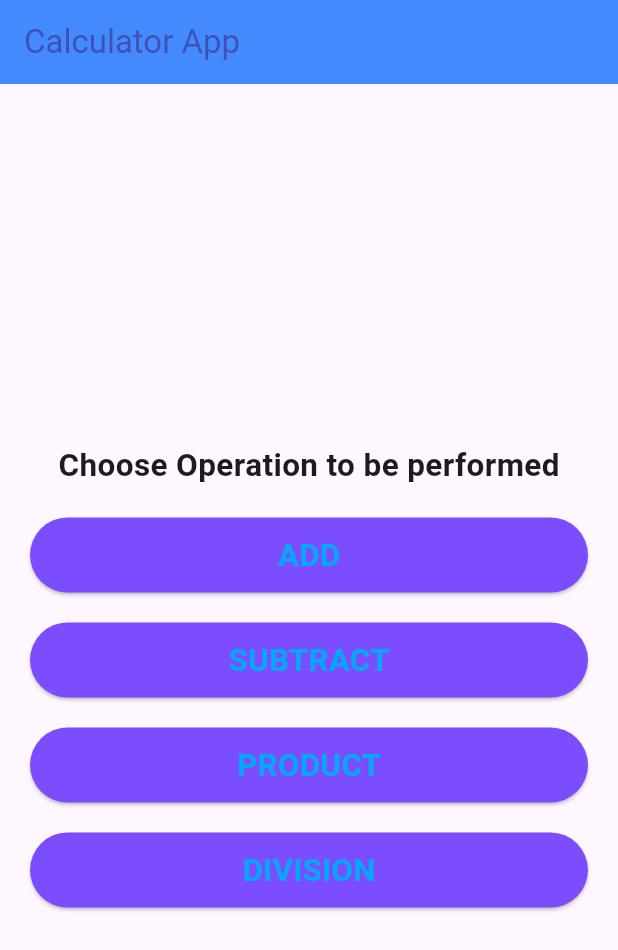
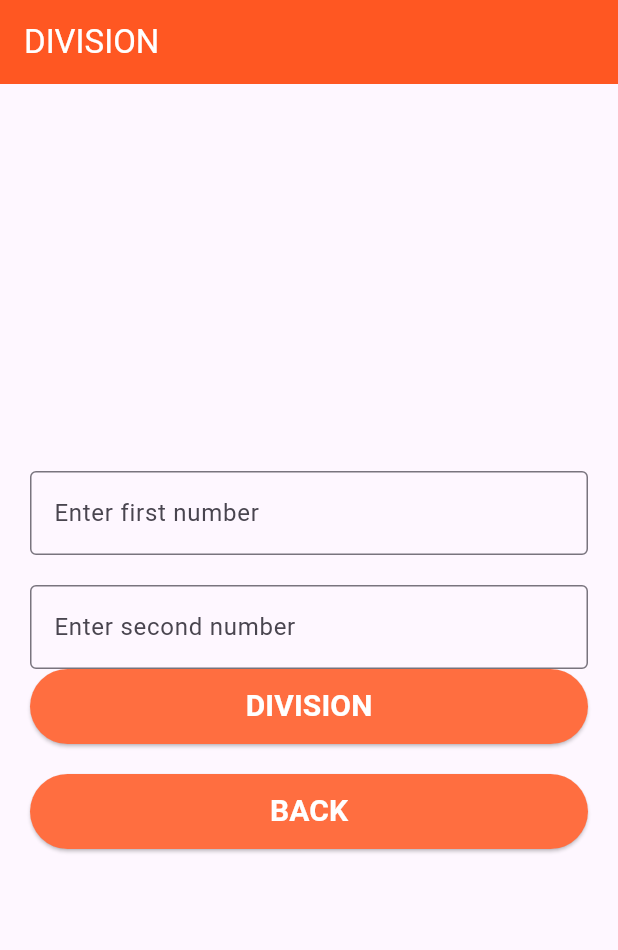
Before and after one commit to rosemolt/CalculatorApp_flutter, a Flutter app: the screen it shows after launch, after a tap on "DIVISION", on a phone screen of 412 x 824 dp. Shown: the top 950 px of the screen. Run offline on Flutter 3.47's test engine with Material 3 defaults, Android fonts, the phone set to English and light mode, and no system bars.

```diff
--- /dev/null
+++ b/lib/pages/div.dart
@@ -0,0 +1,82 @@
+import 'package:flutter/material.dart';
+
+class DivisionPage extends StatelessWidget {
+  const DivisionPage({super.key});
+
+  @override
+  Widget build(BuildContext context) {
+    return MaterialApp(
+      debugShowCheckedModeBanner: false,
+      home: Scaffold(
+        appBar: AppBar(
+          title: Text(
+            "DIVISION",
+            style: TextStyle(
+              color: Colors.white,
+            ),
+          ),
+          backgroundColor: Colors.deepOrange,
+        ),
+        body: Padding(padding: const EdgeInsets.all(20.0),
+          child: Column(
+            mainAxisAlignment: MainAxisAlignment.center,
+            children: [
+              TextField(
+                decoration: InputDecoration(
+                  labelText: "Enter first number",
+                  border: OutlineInputBorder(),
+                ),
+                keyboardType: TextInputType.number,
+              ),
+              SizedBox(height: 20,),
+              TextField(
+                decoration: InputDecoration(
+                    labelText: "Enter second number",
+                    border: OutlineInputBorder()
+                ),
+                keyboardType: TextInputType.number,
+              ),
+              SizedBox(
+                width: 400,
+                height: 50,
+                child: ElevatedButton(
+                  onPressed: () {},
+                  child: Text(
+                    "DIVISION",
+                    style: TextStyle(
+                        color: Colors.white,
+                        fontSize: 20,
+                        fontWeight: FontWeight.bold),
+                  ),
+                  style: ElevatedButton.styleFrom(
+                      backgroundColor: Colors.deepOrangeAccent
+                  ),
+                ),
+              ),
+              SizedBox(height: 20,),
+              SizedBox(
+                width: 400,
+                height: 50,
+                child: ElevatedButton(
+                  onPressed: () {
+                    Navigator.pop(context);
+                  },
+                  child: Text(
+                    "BACK",
+                    style: TextStyle(
+                        color: Colors.white,
+                        fontSize: 20,
+                        fontWeight: FontWeight.bold),
+                  ),
+                  style: ElevatedButton.styleFrom(
+                      backgroundColor: Colors.deepOrangeAccent
+                  ),
+                ),
+              ),
+            ],
+          ),
+        ),
+      ),
+    );
+  }
+}
--- a/lib/pages/home.dart
+++ b/lib/pages/home.dart
@@ -1,4 +1,5 @@
 import 'package:calculator_app/pages/add.dart';
+import 'package:calculator_app/pages/div.dart';
 import 'package:calculator_app/pages/mul.dart';
 import 'package:calculator_app/pages/sub.dart';
 import 'package:flutter/cupertino.dart';
@@ -95,6 +96,7 @@ class HomePage extends StatelessWidget {
                     backgroundColor: Colors.deepPurpleAccent
                 ),
                 onPressed: () {
+                  Navigator.push(context, MaterialPageRoute(builder: (context)=> DivisionPage()));
                 },
                 child: Text(
                   "DIVISION",
```
